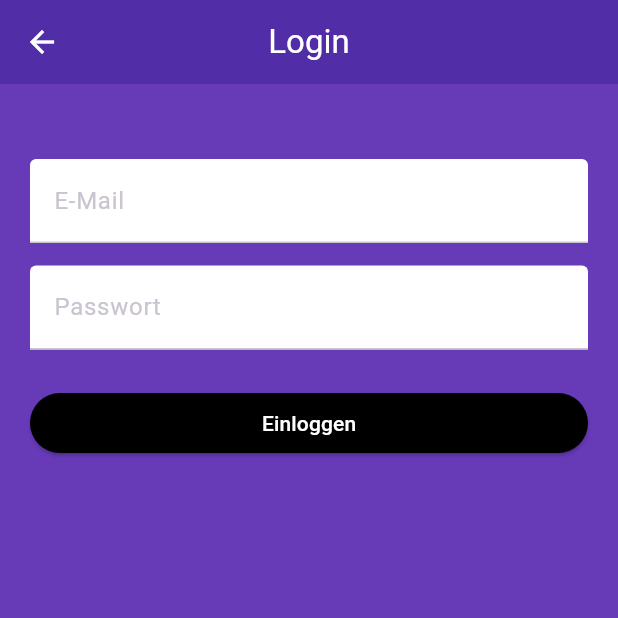
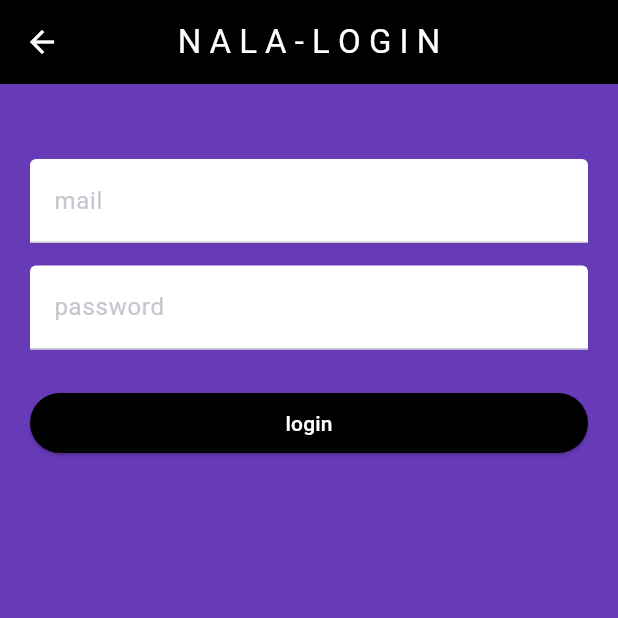
Before and after one commit to EnnoM/nala, a Flutter app: the LoginPage screen opened directly, on a phone screen of 412 x 824 dp, the top half of it. Run offline on Flutter 3.47's test engine with Material 3 defaults, Android fonts, the phone set to English and light mode, and no system bars; our stand-ins replace shared_preferences; accounts and stored records are empty.

Commit message:
loginseite geht

```diff
--- a/lib/pages/homepage.dart
+++ b/lib/pages/homepage.dart
@@ -1,7 +1,7 @@
 import 'package:flutter/material.dart';
 import 'package:nala/pages/settings.dart';
 import 'package:nala/services/api_service.dart';
-import 'package:nala/pages/login_page.dart';
+import 'package:nala/pages/login.dart';
 
 class ChatMessage {
   final String text;
--- a/lib/pages/login.dart
+++ b/lib/pages/login.dart
@@ -18,7 +18,7 @@ class _LoginPageState extends State<LoginPage> {
     final email = _emailController.text.trim();
     final password = _passwordController.text;
     if (email.isEmpty || password.isEmpty) {
-      setState(() => _error = 'Bitte fülle alle Felder aus.');
+      setState(() => _error = 'Please fill in mail and password');
       return;
     }
 
@@ -33,10 +33,10 @@ class _LoginPageState extends State<LoginPage> {
       if (success) {
         Navigator.pop(context, true); // Login erfolgreich
       } else {
-        setState(() => _error = 'Login fehlgeschlagen.');
+        setState(() => _error = 'Login failed.');
       }
     } catch (e) {
-      setState(() => _error = 'Fehler: $e');
+      setState(() => _error = 'Error: $e');
     } finally {
       setState(() => _isLoading = false);
     }
@@ -47,9 +47,9 @@ class _LoginPageState extends State<LoginPage> {
     return Scaffold(
       backgroundColor: Colors.deepPurple,
       appBar: AppBar(
-        title: const Text("Login"),
+        title: const Text("N A L A - L O G I N"),
         centerTitle: true,
-        backgroundColor: Colors.deepPurple.shade700,
+        backgroundColor: Colors.black,
       ),
       body: Padding(
         padding: const EdgeInsets.all(20),
@@ -60,7 +60,7 @@ class _LoginPageState extends State<LoginPage> {
             TextField(
               controller: _emailController,
               decoration: const InputDecoration(
-                labelText: 'E-Mail',
+                labelText: 'mail',
                 filled: true,
                 fillColor: Colors.white,
               ),
@@ -70,7 +70,7 @@ class _LoginPageState extends State<LoginPage> {
               controller: _passwordController,
               obscureText: true,
               decoration: const InputDecoration(
-                labelText: 'Passwort',
+                labelText: "password",
                 filled: true,
                 fillColor: Colors.white,
               ),
@@ -87,7 +87,7 @@ class _LoginPageState extends State<LoginPage> {
                   backgroundColor: Colors.black,
                   foregroundColor: Colors.white,
                 ),
-                child: const Text("Einloggen"),
+                child: const Text("login"),
               ),
           ],
         ),
--- a/lib/services/api_service.dart
+++ b/lib/services/api_service.dart
@@ -12,7 +12,7 @@ class ApiService {
   }
 
   // LADEN DES TOKENS
-  Future<String?> _getToken() async {
+  Future<String?> getToken() async {
     final prefs = await SharedPreferences.getInstance();
     return prefs.getString('jwt_token');
   }
@@ -51,7 +51,7 @@ class ApiService {
   // FRAGE STELLEN
   Future<String> askQuestion(String question) async {
     final url = Uri.parse('$baseUrl/ask');
-    final token = await _getToken();
+    final token = await getToken();
 
     final response = await http.post(
       url,
```
